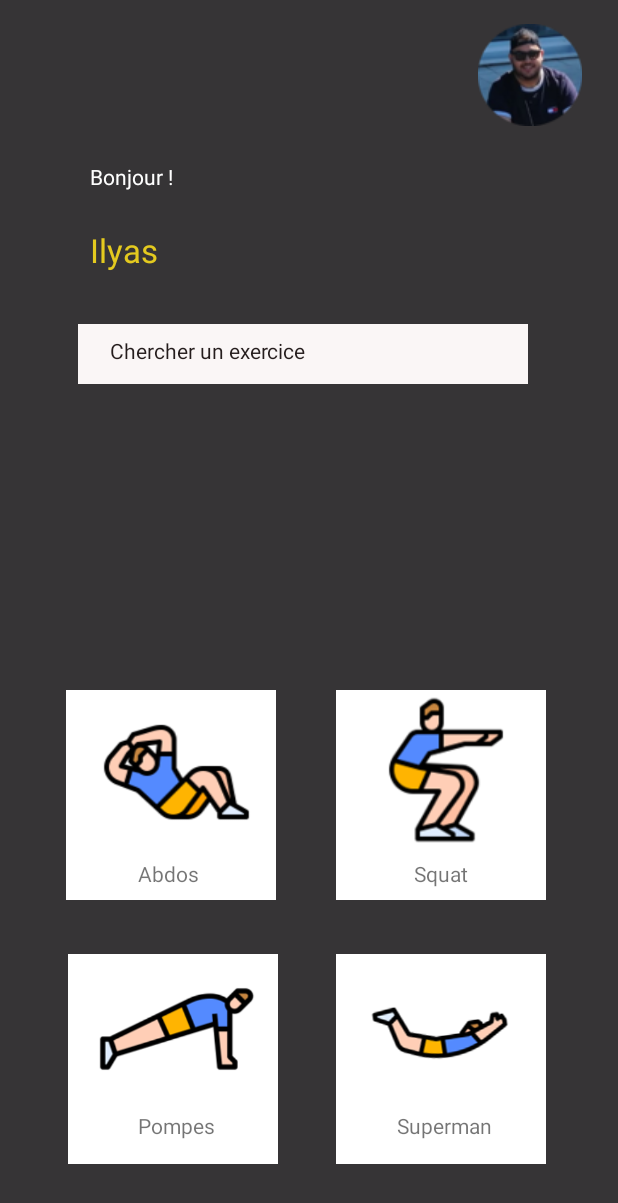
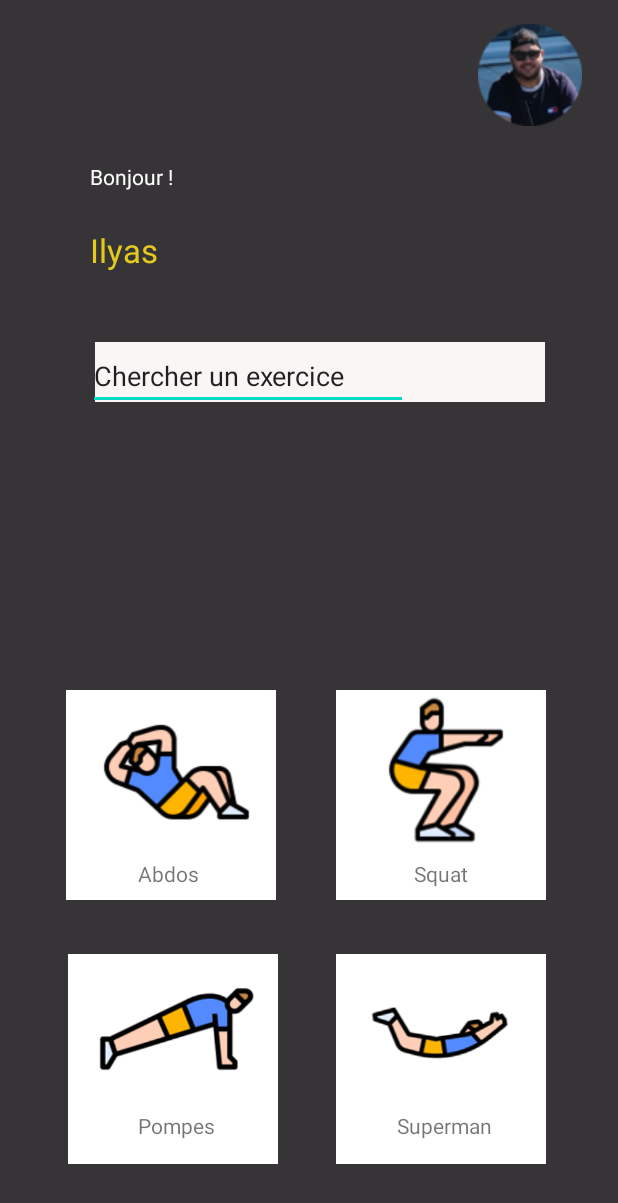
Before and after one commit to chenRanl/Pils, an Android app: the MainActivity3 screen opened directly, with no data from a screen before it, on a phone screen of 412 x 824 dp. Shown: the top 1203 px of the screen. Run offline under Robolectric (Android 15) with nearby library versions, the phone set to English and light mode, and no system bars; Roboto replaces fonts that are not available here.

Commit message:
Design change in homepage

```diff
--- a/MyApplication/app/src/main/res/layout/activity_main3.xml
+++ b/MyApplication/app/src/main/res/layout/activity_main3.xml
@@ -42,12 +42,13 @@
         android:id="@+id/textView"
         android:layout_width="300dp"
         android:layout_height="40dp"
-        android:layout_marginStart="52dp"
-        android:layout_marginTop="216dp"
+        android:layout_marginTop="228dp"
         android:autoText="true"
         android:background="#FAF6F6"
         android:textAppearance="@style/TextAppearance.AppCompat.Medium"
         android:textColor="#514D4D"
+        app:layout_constraintEnd_toEndOf="parent"
+        app:layout_constraintHorizontal_bias="0.567"
         app:layout_constraintStart_toStartOf="parent"
         app:layout_constraintTop_toTopOf="parent" />
 
@@ -100,18 +101,6 @@
         app:layout_constraintBottom_toBottomOf="parent"
         app:layout_constraintEnd_toEndOf="parent"
         app:srcCompat="@drawable/image4" />
-
-    <TextView
-        android:id="@+id/textView6"
-        android:layout_width="wrap_content"
-        android:layout_height="wrap_content"
-        android:layout_marginTop="224dp"
-        android:layout_marginEnd="208dp"
-        android:text="Chercher un exercice"
-        android:textAlignment="gravity"
-        android:textColor="#251D1D"
-        app:layout_constraintEnd_toEndOf="parent"
-        app:layout_constraintTop_toTopOf="parent" />
 
     <TextView
         android:id="@+id/textView7"
@@ -190,5 +179,18 @@
         app:srcCompat="@drawable/image5"
         android:layout_marginRight="24dp" />
 
+    <EditText
+        android:id="@+id/editTextTextPersonName2"
+        android:layout_width="wrap_content"
+        android:layout_height="wrap_content"
+        android:layout_marginTop="228dp"
+        android:layout_marginEnd="140dp"
+        android:layout_marginRight="140dp"
+        android:ems="10"
+        android:inputType="textPersonName"
+        android:text="Chercher un exercice"
+        app:layout_constraintEnd_toEndOf="parent"
+        app:layout_constraintTop_toTopOf="parent" />
+
 
 </android.support.constraint.ConstraintLayout>
```
